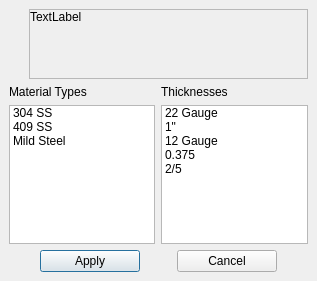
Qt form ui/filter_dialog.ui (TheCodingJsoftware/Invigo) before a commit.
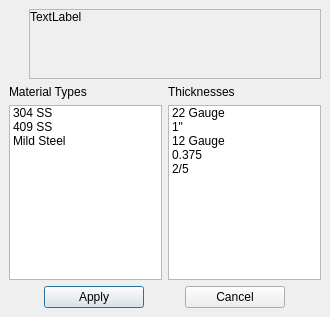
The same form after that commit.

```diff
--- a/ui/filter_dialog.ui
+++ b/ui/filter_dialog.ui
@@ -6,8 +6,8 @@
    <rect>
     <x>0</x>
     <y>0</y>
-    <width>317</width>
-    <height>281</height>
+    <width>330</width>
+    <height>317</height>
    </rect>
   </property>
   <property name="windowTitle">
@@ -106,7 +106,7 @@
               <rect>
                <x>0</x>
                <y>0</y>
-               <width>267</width>
+               <width>280</width>
                <height>69</height>
               </rect>
              </property>
```
